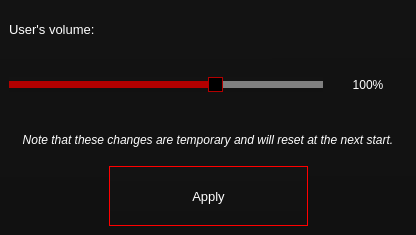
Before: the Qt Designer form src/View/SingleUserSettings/singleusersettings.ui in Flone-dnb/Silent, drawn with Qt 5.
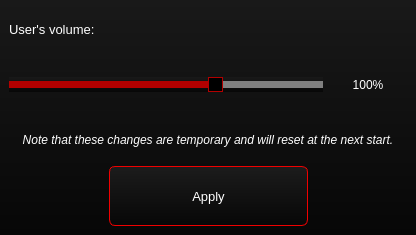
After: the same form once the commit is applied.

```diff
--- a/src/View/SingleUserSettings/singleusersettings.ui
+++ b/src/View/SingleUserSettings/singleusersettings.ui
@@ -14,7 +14,7 @@
    <string>MainWindow</string>
   </property>
   <property name="styleSheet">
-   <string notr="true">background-color: qlineargradient(spread:pad, x1:0.480769, y1:1, x2:0.476, y2:0, stop:0 rgba(17, 17, 17, 255), stop:1 rgba(19, 19, 19, 255));
+   <string notr="true">background-color: qlineargradient(spread:pad, x1:0.5, y1:1, x2:0.5, y2:0, stop:0 rgba(7, 7, 7, 255), stop:1 rgba(25, 25, 25, 255));
 color: white;</string>
   </property>
   <widget class="QWidget" name="centralwidget">
@@ -157,12 +157,15 @@
         <property name="styleSheet">
          <string notr="true">QPushButton
 {
-	border: 1px solid red;
-	color: rgb(255, 255, 255);
+	background-color: qlineargradient(spread:pad, x1:0.5, y1:1, x2:0.5, y2:0, stop:0 rgba(7, 7, 7, 255), stop:1 rgba(28, 28, 28, 255));
+	border: 1px solid rgb(240, 0, 0);
+	border-radius: 6px;
+	color: white;
 }
 
 QPushButton:disabled
 {
+	background-color: qlineargradient(spread:pad, x1:0.5, y1:1, x2:0.5, y2:0, stop:0 rgba(4, 4, 4, 200), stop:1 rgba(29, 29, 29, 230));
 	border: 1px solid darkred;
 	color: rgb(50, 50, 50);
 }
```
Left out of the diff: 2 changed lines with no effect on the pictures.
